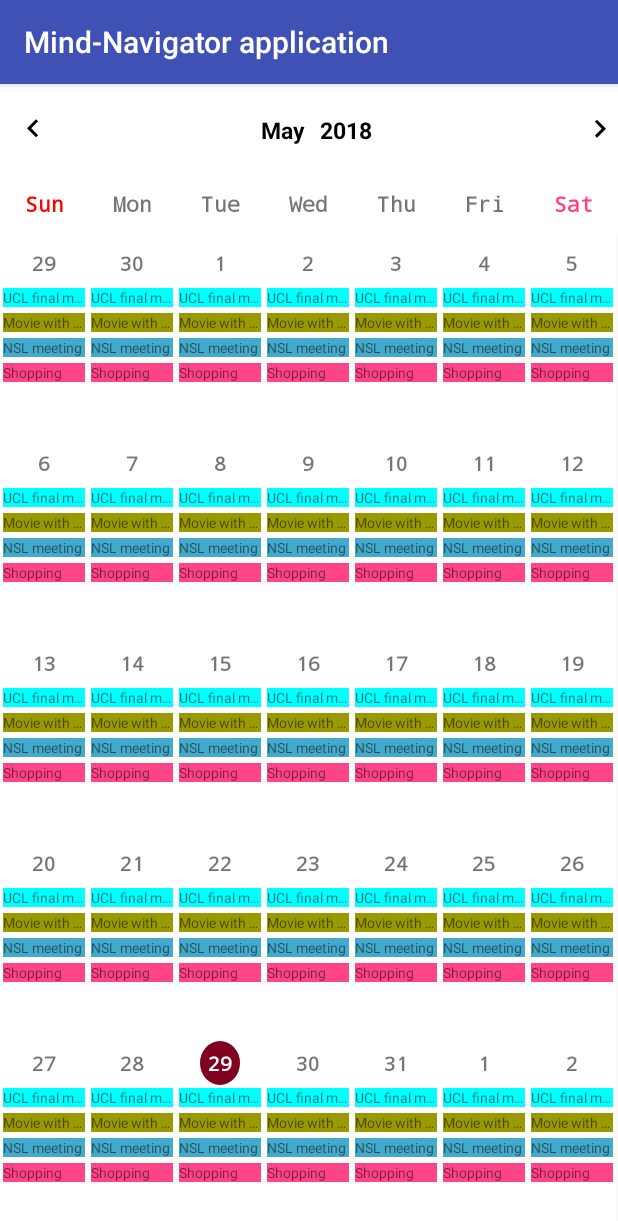
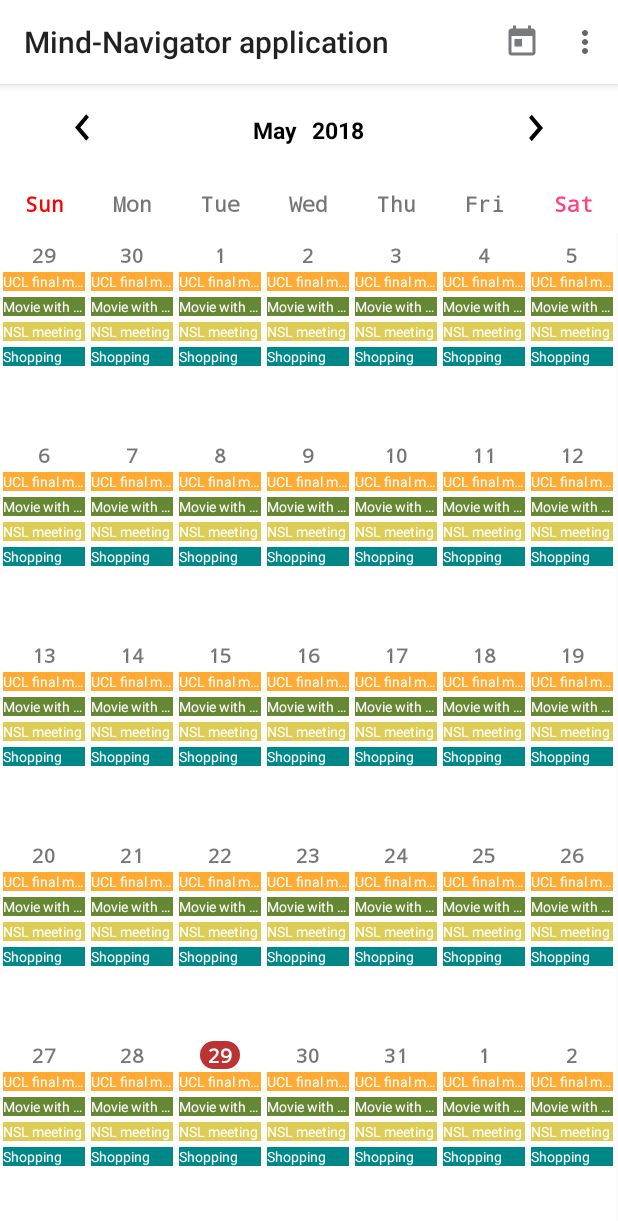
Before and after one commit to Qobiljon/MindNavigator_Server, an Android app: the screen it shows after launch (MainActivity), on a phone screen of 412 x 824 dp. Shown: the top 1221 px of the screen. Run offline under Robolectric (Android 15) with nearby library versions, the phone set to English and light mode, and no system bars.

Commit message:
today button added custom tool bar created some changes to design

```diff
--- a/app/build.gradle
+++ b/app/build.gradle
@@ -25,4 +25,5 @@ dependencies {
     testImplementation 'junit:junit:4.12'
     androidTestImplementation 'com.android.support.test:runner:1.0.2'
     androidTestImplementation 'com.android.support.test.espresso:espresso-core:3.0.2'
+
 }
--- a/app/src/main/AndroidManifest.xml
+++ b/app/src/main/AndroidManifest.xml
@@ -9,7 +9,8 @@
         android:roundIcon="@mipmap/ic_launcher_round"
         android:supportsRtl="true"
         android:theme="@style/AppTheme">
-        <activity android:name=".MainActivity">
+        <activity android:name=".MainActivity"
+            android:theme="@style/AppTheme.NoActionBar">
             <intent-filter>
                 <action android:name="android.intent.action.MAIN" />
 
--- a/app/src/main/java/kr/ac/inha/nsl/mindnavigator/MainActivity.java
+++ b/app/src/main/java/kr/ac/inha/nsl/mindnavigator/MainActivity.java
@@ -3,6 +3,9 @@ package kr.ac.inha.nsl.mindnavigator;
 import android.graphics.Color;
 import android.support.v7.app.AppCompatActivity;
 import android.os.Bundle;
+import android.support.v7.widget.Toolbar;
+import android.view.Menu;
+import android.view.MenuItem;
 import android.view.View;
 import android.view.ViewGroup;
 import android.view.ViewTreeObserver;
@@ -27,6 +30,9 @@ public class MainActivity extends AppCompatActivity {
     protected void onCreate(Bundle savedInstanceState) {
         super.onCreate(savedInstanceState);
         setContentView(R.layout.activity_main);
+
+        Toolbar mTopToolbar = findViewById(R.id.my_toolbar);
+        setSupportActionBar(mTopToolbar);
 
         init();
         Event.init(this);
@@ -137,4 +143,24 @@ public class MainActivity extends AppCompatActivity {
         cal.set(Calendar.DAY_OF_MONTH, 1);
         return cal.get(Calendar.DAY_OF_WEEK);
     }
+
+    @Override
+    public boolean onCreateOptionsMenu(Menu menu) {
+        getMenuInflater().inflate(R.menu.menu_main, menu);
+        return super.onCreateOptionsMenu(menu);
+    }
+
+    public void todayClick(MenuItem item) {
+        currentCal = Calendar.getInstance();
+        updateCalendarView();
+    }
+
+    public void settingsClick(MenuItem item) {
+    }
+
+    public void selectMonth(View view) {
+    }
+
+    public void selectYear(View view) {
+    }
 }
--- a/app/src/main/java/kr/ac/inha/nsl/mindnavigator/Tools.java
+++ b/app/src/main/java/kr/ac/inha/nsl/mindnavigator/Tools.java
@@ -25,18 +25,15 @@ public class Tools {
     public static void addEvent(Activity activity, ViewGroup parent, Event event) {
         activity.getLayoutInflater().inflate(R.layout.event_element, parent);
         TextView res = (TextView) parent.getChildAt(parent.getChildCount() - 1);
-
         res.setBackgroundColor(event.getStressColor());
         res.setText(event.getTitle());
     }
 }
 
 class Event {
-
     Event(String title, int stressLevel) {
         setTitle(title);
         setStressLevel(stressLevel);
-
         id = System.currentTimeMillis() / 1000;
     }
 
@@ -45,18 +42,19 @@ class Event {
         stressColors[1] = activity.getColor(R.color.slvl1_color);
         stressColors[2] = activity.getColor(R.color.slvl2_color);
         stressColors[3] = activity.getColor(R.color.slvl3_color);
+        stressColors[4] = activity.getColor(R.color.slvl4_color);
     }
 
     //region Variables
     @ColorInt
-    private static int[] stressColors = new int[4];
+    private static int[] stressColors = new int[5];
 
     private long id;
     private int stressLevel;
     private String title;
     //endregion
 
-    public void setStressLevel(int stressLevel) {
+    private void setStressLevel(int stressLevel) {
         this.stressLevel = stressLevel;
     }
 
--- a/app/src/main/res/drawable/bg_today_view.xml
+++ b/app/src/main/res/drawable/bg_today_view.xml
@@ -1,5 +1,6 @@
 <?xml version="1.0" encoding="utf-8"?>
 <shape xmlns:android="http://schemas.android.com/apk/res/android"
-    android:shape="oval">
+    android:shape="rectangle">
+    <corners android:radius="10dp"/>
     <solid android:color="@color/burgundy"/>
 </shape>
--- a/app/src/main/res/drawable/img_arrow_left.xml
+++ b/app/src/main/res/drawable/img_arrow_left.xml
@@ -1,6 +1,6 @@
 <vector xmlns:android="http://schemas.android.com/apk/res/android"
-        android:width="24dp"
-        android:height="24dp"
+        android:width="30dp"
+        android:height="35dp"
         android:viewportWidth="24.0"
         android:viewportHeight="24.0">
     <path
--- a/app/src/main/res/drawable/img_arrow_right.xml
+++ b/app/src/main/res/drawable/img_arrow_right.xml
@@ -1,6 +1,6 @@
 <vector xmlns:android="http://schemas.android.com/apk/res/android"
-        android:width="24dp"
-        android:height="24dp"
+        android:width="30dp"
+        android:height="35dp"
         android:viewportWidth="24.0"
         android:viewportHeight="24.0">
     <path
--- /dev/null
+++ b/app/src/main/res/drawable/img_today.xml
@@ -0,0 +1,9 @@
+<vector xmlns:android="http://schemas.android.com/apk/res/android"
+        android:width="24dp"
+        android:height="24dp"
+        android:viewportWidth="24.0"
+        android:viewportHeight="24.0">
+    <path
+        android:fillColor="#797A7D"
+        android:pathData="M19,3h-1L18,1h-2v2L8,3L8,1L6,1v2L5,3c-1.11,0 -1.99,0.9 -1.99,2L3,19c0,1.1 0.89,2 2,2h14c1.1,0 2,-0.9 2,-2L21,5c0,-1.1 -0.9,-2 -2,-2zM19,19L5,19L5,8h14v11zM7,10h5v5L7,15z"/>
+</vector>
--- a/app/src/main/res/layout/activity_main.xml
+++ b/app/src/main/res/layout/activity_main.xml
@@ -5,6 +5,13 @@
     android:layout_height="match_parent"
     android:orientation="vertical"
     tools:context=".MainActivity">
+
+    <android.support.v7.widget.Toolbar
+        android:id="@+id/my_toolbar"
+        android:layout_width="match_parent"
+        android:layout_height="?attr/actionBarSize"
+        android:background="@color/colorPrimary"
+        android:elevation="4dp" />
 
     <LinearLayout
         android:id="@+id/one"
@@ -17,7 +24,7 @@
             android:id="@+id/button_left_arrow"
             android:layout_width="wrap_content"
             android:layout_height="wrap_content"
-            android:layout_marginStart="10dp"
+            android:layout_marginStart="40dp"
             android:background="@color/white"
             android:contentDescription="@string/previous_month"
             android:onClick="navPrevWeekClick"
@@ -34,6 +41,7 @@
                 android:id="@+id/header_month_name"
                 android:layout_width="wrap_content"
                 android:layout_height="match_parent"
+                android:onClick="selectMonth"
                 android:text="@string/month"
                 android:textColor="@color/black"
                 android:textSize="15sp"
@@ -44,6 +52,7 @@
                 android:layout_width="wrap_content"
                 android:layout_height="match_parent"
                 android:layout_marginStart="10dp"
+                android:onClick="selectYear"
                 android:text="@string/year"
                 android:textColor="@color/black"
                 android:textSize="15sp"
@@ -55,6 +64,7 @@
             android:id="@+id/button_right_arrow"
             android:layout_width="wrap_content"
             android:layout_height="wrap_content"
+            android:layout_marginEnd="40dp"
             android:background="@color/white"
             android:contentDescription="@string/next_month_arrow"
             android:onClick="navNextWeekClick"
--- a/app/src/main/res/layout/date_cell.xml
+++ b/app/src/main/res/layout/date_cell.xml
@@ -13,7 +13,8 @@
         android:layout_gravity="center_horizontal"
         android:layout_marginTop="5dp"
         android:fontFamily="monospace"
-        android:padding="5dp"
+        android:paddingStart="5dp"
+        android:paddingEnd="5dp"
         android:text="@string/dummy"
         android:textSize="13dp"
         android:textStyle="bold"
--- a/app/src/main/res/layout/event_element.xml
+++ b/app/src/main/res/layout/event_element.xml
@@ -10,4 +10,5 @@
     android:maxLines="1"
     android:text="@string/dummy"
     android:textSize="9sp"
-    tools:ignore="SmallSp" />
+    tools:ignore="SmallSp"
+    android:textColor="@color/white"/>
--- /dev/null
+++ b/app/src/main/res/menu/menu_main.xml
@@ -0,0 +1,16 @@
+<?xml version="1.0" encoding="utf-8"?>
+<menu xmlns:android="http://schemas.android.com/apk/res/android"
+    xmlns:app="http://schemas.android.com/apk/res-auto">
+
+    <item
+        android:id="@+id/action_today"
+        android:icon="@drawable/img_today"
+        android:onClick="todayClick"
+        android:title="@string/today"
+        app:showAsAction="ifRoom" />
+    <item
+        android:id="@+id/settings"
+        android:onClick="settingsClick"
+        android:title="@string/settings"
+        app:showAsAction="never" />
+</menu>
--- a/app/src/main/res/values/colors.xml
+++ b/app/src/main/res/values/colors.xml
@@ -1,18 +1,23 @@
 <?xml version="1.0" encoding="utf-8"?>
 <resources>
-    <color name="colorPrimary">#3F51B5</color>
-    <color name="colorPrimaryDark">#303F9F</color>
-    <color name="colorAccent">#FF4081</color>
+    <color name="colorPrimary">#fff</color>
+    <color name="colorPrimaryDark">#E9E9E9</color>
+    <color name="colorAccent">#0064DB</color>
+
+
     <color name="white">#FFF</color>
     <color name="black">#000</color>
+    <color name="grey">#797A7D</color>
     <color name="event_text_color">#1b443b</color>
     <color name="red">#FF0000</color>
     <color name="pink">#ff4081</color>
-    <color name="burgundy">#800020</color>
+    <color name="burgundy">#b33</color>
+
 
     <!-- stress levels colors by levels -->
-    <color name="slvl0_color">#990</color>
-    <color name="slvl1_color">#f48</color>
-    <color name="slvl2_color">#4ac</color>
-    <color name="slvl3_color">#0ff</color>
+    <color name="slvl0_color">#683</color>
+    <color name="slvl1_color">#088</color>
+    <color name="slvl2_color">#dc5</color>
+    <color name="slvl3_color">#fa3</color>
+    <color name="slvl4_color">#a44</color>
 </resources>
--- a/app/src/main/res/values/strings.xml
+++ b/app/src/main/res/values/strings.xml
@@ -12,4 +12,21 @@
     <string name="friday">Fri</string>
     <string name="saturday">Sat</string>
     <string name="dummy">dummy</string>
+    <string name="today">Today</string>
+    <string name="settings">Settings</string>
+
+    <string-array name="months_array">
+        <item>Jan</item>
+        <item>Feb</item>
+        <item>Mar</item>
+        <item>Apr</item>
+        <item>May</item>
+        <item>Jun</item>
+        <item>Jul</item>
+        <item>Aug</item>
+        <item>Sep</item>
+        <item>Oct</item>
+        <item>Nov</item>
+        <item>Dec</item>
+    </string-array>
 </resources>
--- a/app/src/main/res/values/styles.xml
+++ b/app/src/main/res/values/styles.xml
@@ -8,4 +8,10 @@
         <item name="colorAccent">@color/colorAccent</item>
     </style>
 
+    <style name="AppTheme.NoActionBar" parent="AppTheme">
+        <item name="windowActionBar">false</item>
+        <item name="windowNoTitle">true</item>
+        <item name="android:windowFullscreen">false</item>
+    </style>
+
 </resources>
```
